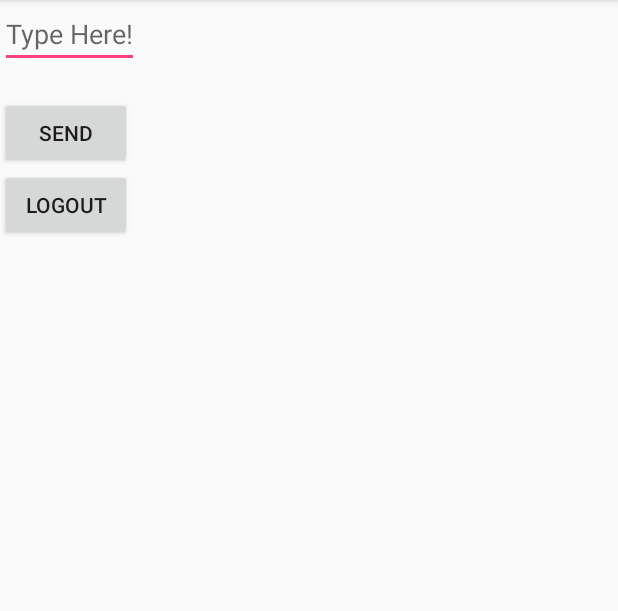
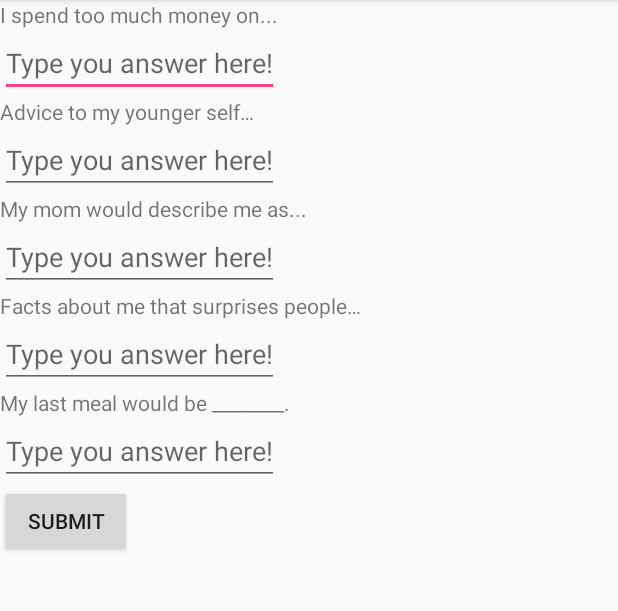
Before and after one commit to kyc2125/SoConnected, an Android app: the screen it shows after launch (MainActivity), on a phone screen of 412 x 824 dp, the part 84-695 px from its top. Run offline under Robolectric (Android 15) with nearby library versions, the phone set to English and light mode, and no system bars; our stand-ins replace Firebase (no records; nobody signed in at launch, a user with empty details on screens opened directly).

Commit message:
text view, and edit text for questions and answers

```diff
--- a/app/build.gradle
+++ b/app/build.gradle
@@ -31,4 +31,5 @@ dependencies {
 
 
 
+
 apply plugin: 'com.google.gms.google-services'
--- a/app/src/main/AndroidManifest.xml
+++ b/app/src/main/AndroidManifest.xml
@@ -16,7 +16,8 @@
                 <category android:name="android.intent.category.LAUNCHER" />
             </intent-filter>
         </activity>
-        <activity android:name=".Logon"></activity>
+        <activity android:name=".Logon" />
+        <activity android:name=".ShowAnswers"></activity>
     </application>
 
 </manifest>
--- a/app/src/main/java/com/example/kaseyclark/soconnected2/MainActivity.java
+++ b/app/src/main/java/com/example/kaseyclark/soconnected2/MainActivity.java
@@ -21,94 +21,68 @@ import android.support.annotation.NonNull;
 import android.widget.Toast;
 
 public class MainActivity extends AppCompatActivity {
+    SoConnectedUser user;
+   private  TextView tv_question1;
+   private  TextView tv_question2;
+  private   TextView tv_question3;
+    private TextView tv_question4;
+   private  TextView tv_question5;
 
-    TextView userInput;
-    TextView displayText;
-    private ArrayList<String >textList=new ArrayList<>();
-    private FirebaseDatabase database = FirebaseDatabase.getInstance();
-    private FirebaseAuth auth =FirebaseAuth.getInstance();
-    private FirebaseAuth.AuthStateListener authListener;
-    private DatabaseReference userRef;
-
-
-
+   private  EditText et_answer1;
+   private  EditText et_answer2;
+    private EditText et_answer3;
+   private  EditText et_answer4;
+   private  EditText et_answer5;
+   private TextView tv_questions[]=new TextView[5];
+   private EditText et_answers[]=new EditText[5];
 
     @Override
     protected void onCreate(Bundle savedInstanceState) {
         super.onCreate(savedInstanceState);
         setContentView(R.layout.activity_main);
 
+        tv_question1=(TextView) findViewById(R.id.textView_q1);
+        et_answer1=(EditText) findViewById(R.id.edittext_a1);
+        tv_question2=(TextView) findViewById(R.id.textView_q2);
+        et_answer2=(EditText) findViewById(R.id.edittext_a2);
+        tv_question3=(TextView) findViewById(R.id.textView_q3);
+        et_answer3=(EditText) findViewById(R.id.edittext_a3);
+        tv_question4=(TextView) findViewById(R.id.textView_q4);
+        et_answer4=(EditText) findViewById(R.id.edittext_a4);
+        tv_question5=(TextView) findViewById(R.id.textView_q5);
+        et_answer5=(EditText) findViewById(R.id.edittext_a5);
+         tv_questions [0] = tv_question1;
+        tv_questions [1] = tv_question2;
+        tv_questions [2] = tv_question3;
+        tv_questions [3] = tv_question4;
+        tv_questions [4] = tv_question5;
+
+         et_answers[0]= et_answer1;
+        et_answers[1]= et_answer2;
+        et_answers[2]= et_answer3;
+        et_answers[3]= et_answer4;
+        et_answers[4]= et_answer5;
 
 
-        displayText=(TextView) findViewById(R.id.textView_data);
-        userInput =(EditText) findViewById(R.id.edittext_data);
+        user = new SoConnectedUser ();
+        Question questions[]=user.getQuestions();
+        for (int i =0; i <questions.length; ++i){
+            Question question= questions[i];
+            this.tv_questions[i].setText(question.getQuestion());
+        }
+    }
 
-        authListener=new FirebaseAuth.AuthStateListener() {
-            @Override
-            public void onAuthStateChanged(@NonNull FirebaseAuth firebaseAuth) {
-                FirebaseUser user = firebaseAuth.getCurrentUser();
-
-                if (user == null) {
-                    startActivity(new Intent(MainActivity.this, Logon.class));
-                } else {
-                     userRef=database.getReference(user.getUid());
-                     userRef.addChildEventListener(new ChildEventListener() {
+    public void submitbutton (View view) {
 
 
-                         @Override
-                         public void onChildAdded(DataSnapshot dataSnapshot, String s) {
-                            textList.add(dataSnapshot.getValue(String.class));
-                            displayText();
-                         }
-
-                         @Override
-                         public void onChildChanged(DataSnapshot dataSnapshot, String s) {
-                             Toast.makeText(MainActivity.this, dataSnapshot.getValue(String.class)+ "has changed", Toast.LENGTH_SHORT).show();
-
-                         }
-
-                         @Override
-                         public void onChildRemoved(DataSnapshot dataSnapshot) {
-
-                         }
-
-                         @Override
-                         public void onChildMoved(DataSnapshot dataSnapshot, String s) {
-
-                         }
-
-                         @Override
-                         public void onCancelled(DatabaseError databaseError) {
-
-                         }
-                     });
-                }
-            }
-        };
+    String answers []= new String[user.getQuestions().length];
+        for (int i =0; i<this.et_answers.length; ++i){
+            EditText et = this.et_answers[i];
+            answers [i]=et.getText().toString();
+        }
+user.setAnswersToQuestions(answers);
+        Intent intent=new Intent (MainActivity.this,ShowAnswers.class);
+        intent.putExtra("user", user);
+        startActivity(intent);
     }
-
-        public void logoutbutton (View view){
-         auth.signOut();
-         textList.clear();
-         displayText.setText("");
-         userInput.setText("");
-        startActivity(new Intent(MainActivity.this, Logon.class));
-
-
-    }
-private void displayText(){
-            String text="";
-            for (String s : textList){
-                text += s + "/n";
-            }
-            displayText.setText(text);
 }
-public void sendbutton (View view) {
-    FirebaseUser user =auth.getCurrentUser();
-    userRef=database.getReference(user.getUid());
-    String userText = userInput.getText().toString();
-
-    userRef.push().setValue(userText);
-
-}
-}
--- a/app/src/main/java/Question.java
+++ b/app/src/main/java/com/example/kaseyclark/soconnected2/Question.java
@@ -1,4 +1,4 @@
-/**
+package com.example.kaseyclark.soconnected2; /**
  * Created by kaseyclark on 5/2/18.
  */
 import java.util.Random;
--- a/app/src/main/java/SoConnectedUser.java
+++ b/app/src/main/java/com/example/kaseyclark/soconnected2/SoConnectedUser.java
@@ -1,8 +1,14 @@
+package com.example.kaseyclark.soconnected2;
+
+import com.example.kaseyclark.soconnected2.Question;
+
+import java.io.Serializable;
+
 /**
  * Created by kaseyclark on 5/2/18.
  */
 
-public class SoConnectedUser {
+public class SoConnectedUser implements Serializable {
     private Question questions[];
 
     public SoConnectedUser() {
--- a/app/src/main/java/TestQuestions.java
+++ b/app/src/main/java/com/example/kaseyclark/soconnected2/TestQuestions.java
@@ -1,3 +1,5 @@
+package com.example.kaseyclark.soconnected2;
+
 /**
  * Created by kaseyclark on 5/2/18.
  */
--- a/app/src/main/res/layout/activity_main.xml
+++ b/app/src/main/res/layout/activity_main.xml
@@ -7,34 +7,93 @@
     android:orientation="vertical"
     tools:context="com.example.kaseyclark.soconnected2.MainActivity">
 
+    <TextView
+        android:layout_width="wrap_content"
+        android:layout_height="wrap_content"
+        android:id="@+id/textView_q1"/>
+
     <EditText
         android:layout_width="wrap_content"
         android:layout_height="wrap_content"
-        android:hint="Type Here!"
+        android:hint="Type you answer here!"
         app:layout_constraintBottom_toBottomOf="parent"
         app:layout_constraintLeft_toLeftOf="parent"
         app:layout_constraintRight_toRightOf="parent"
         app:layout_constraintTop_toTopOf="parent"
-        android:id="@+id/edittext_data"/>
+        android:id="@+id/edittext_a1"/>
 
     <TextView
         android:layout_width="wrap_content"
         android:layout_height="wrap_content"
-        android:id="@+id/textView_data"/>
+        android:id="@+id/textView_q2"/>
+
+    <EditText
+        android:layout_width="wrap_content"
+        android:layout_height="wrap_content"
+        android:hint="Type you answer here!"
+        app:layout_constraintBottom_toBottomOf="parent"
+        app:layout_constraintLeft_toLeftOf="parent"
+        app:layout_constraintRight_toRightOf="parent"
+        app:layout_constraintTop_toTopOf="parent"
+        android:id="@+id/edittext_a2"/>
+
+    <TextView
+        android:layout_width="wrap_content"
+        android:layout_height="wrap_content"
+        android:id="@+id/textView_q3"/>
+
+    <EditText
+        android:layout_width="wrap_content"
+        android:layout_height="wrap_content"
+        android:hint="Type you answer here!"
+        app:layout_constraintBottom_toBottomOf="parent"
+        app:layout_constraintLeft_toLeftOf="parent"
+        app:layout_constraintRight_toRightOf="parent"
+        app:layout_constraintTop_toTopOf="parent"
+        android:id="@+id/edittext_a3"/>
+
+    <TextView
+        android:layout_width="wrap_content"
+        android:layout_height="wrap_content"
+        android:id="@+id/textView_q4"/>
+
+    <EditText
+        android:layout_width="wrap_content"
+        android:layout_height="wrap_content"
+        android:hint="Type you answer here!"
+        app:layout_constraintBottom_toBottomOf="parent"
+        app:layout_constraintLeft_toLeftOf="parent"
+        app:layout_constraintRight_toRightOf="parent"
+        app:layout_constraintTop_toTopOf="parent"
+        android:id="@+id/edittext_a4"/>
+
+    <TextView
+        android:layout_width="wrap_content"
+        android:layout_height="wrap_content"
+        android:id="@+id/textView_q5"/>
+
+    <EditText
+        android:layout_width="wrap_content"
+        android:layout_height="wrap_content"
+        android:hint="Type you answer here!"
+        app:layout_constraintBottom_toBottomOf="parent"
+        app:layout_constraintLeft_toLeftOf="parent"
+        app:layout_constraintRight_toRightOf="parent"
+        app:layout_constraintTop_toTopOf="parent"
+        android:id="@+id/edittext_a5"/>
+
+
 
 
     <Button
         android:layout_width="wrap_content"
         android:layout_height="wrap_content"
-        android:text="send"
-        android:onClick="sendbutton"
-        android:id="@+id/sendbutton"/>
-    <Button
-        android:layout_width="wrap_content"
-        android:layout_height="wrap_content"
-        android:text="logout"
-        android:onClick="logoutbutton"
-        android:id="@+id/logoutbutton"/>
+        android:text="submit"
+        android:onClick="submitbutton"
+        android:id="@+id/submitbutton"/>
+
+
+
 
 
 </LinearLayout>
```
Also changed, not shown: app/src/main/java/com/example/kaseyclark/soconnected2/QuestionList.java (added, +8 -0 lines), app/src/main/java/com/example/kaseyclark/soconnected2/ShowAnswers.java (added, +44 -0 lines), app/src/main/res/layout/activity_show_answers.xml (added, +52 -0 lines).
